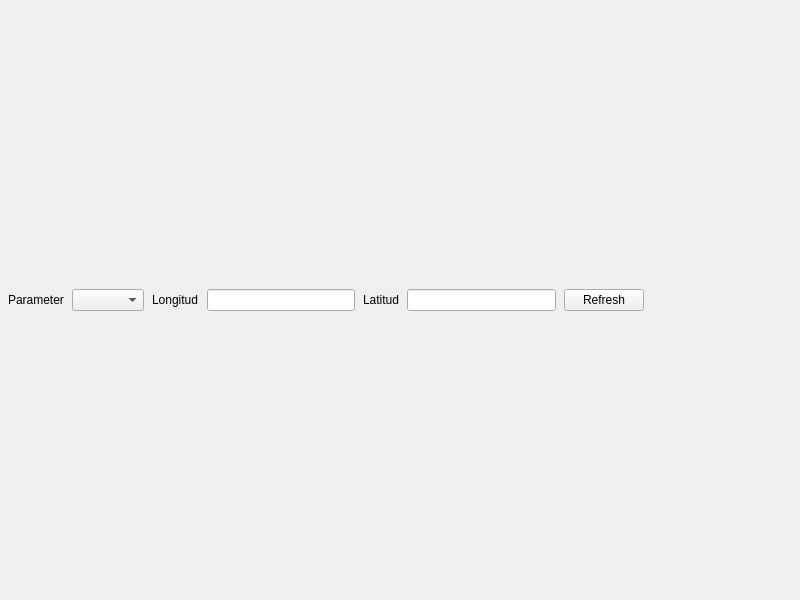
This is ui/cases/weather_app/weather_app.ui in jonaslindemann/compute-course-public as Qt 5 draws it before an edit. The edited form follows.
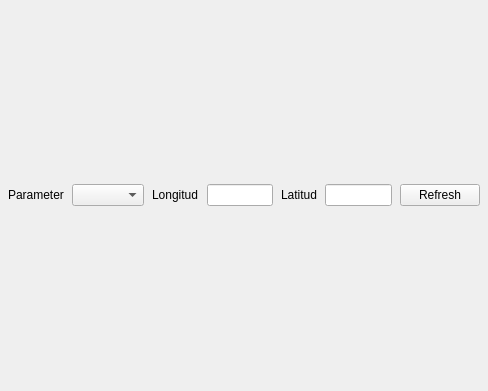
This is the edited form.

```diff
--- a/ui/cases/weather_app/weather_app.ui
+++ b/ui/cases/weather_app/weather_app.ui
@@ -6,8 +6,8 @@
    <rect>
     <x>0</x>
     <y>0</y>
-    <width>800</width>
-    <height>600</height>
+    <width>488</width>
+    <height>391</height>
    </rect>
   </property>
   <property name="windowTitle">
```
